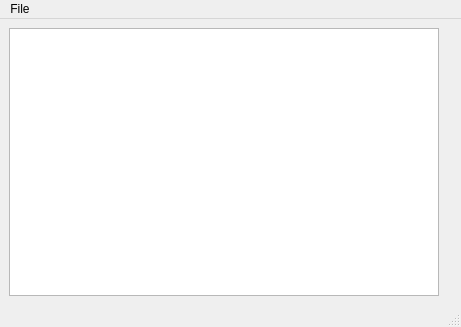
Old version of the form app/forms/mainwindow.ui in the repository Haziham/Honours_Computer_Software.
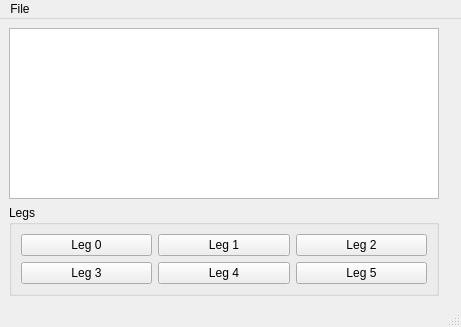
New version of the form. Custom widgets are drawn as their Qt base class.

```diff
--- a/app/forms/mainwindow.ui
+++ b/app/forms/mainwindow.ui
@@ -25,6 +25,60 @@
       </property>
      </widget>
     </item>
+    <item row="0" column="0">
+     <widget class="JointListWidget" name="jointsList"/>
+    </item>
+    <item row="1" column="0">
+     <widget class="QGroupBox" name="groupBox">
+      <property name="title">
+       <string>Legs</string>
+      </property>
+      <layout class="QGridLayout" name="gridLayout_2">
+       <item row="0" column="1">
+        <widget class="LegPushButton" name="leg1Button">
+         <property name="text">
+          <string>Leg 1</string>
+         </property>
+        </widget>
+       </item>
+       <item row="0" column="0">
+        <widget class="LegPushButton" name="leg0Button">
+         <property name="text">
+          <string>Leg 0</string>
+         </property>
+        </widget>
+       </item>
+       <item row="0" column="2">
+        <widget class="LegPushButton" name="leg2Button">
+         <property name="text">
+          <string>Leg 2</string>
+         </property>
+        </widget>
+       </item>
+       <item row="1" column="0">
+        <widget class="LegPushButton" name="leg3Button">
+         <property name="text">
+          <string>Leg 3</string>
+         </property>
+        </widget>
+       </item>
+       <item row="1" column="1">
+        <widget class="LegPushButton" name="leg4Button">
+         <property name="text">
+          <string>Leg 4</string>
+         </property>
+        </widget>
+       </item>
+       <item row="1" column="2">
+        <widget class="LegPushButton" name="leg5Button">
+         <property name="text">
+          <string>Leg 5</string>
+         </property>
+        </widget>
+       </item>
+      </layout>
+     </widget>
+    </item>
    </layout>
   </widget>
   <widget class="QMenuBar" name="menubar">
@@ -51,6 +105,11 @@
    <extends>QListWidget</extends>
    <header>jointlistwidget.h</header>
   </customwidget>
+  <customwidget>
+   <class>LegPushButton</class>
+   <extends>QPushButton</extends>
+   <header>legpushbutton.h</header>
+  </customwidget>
  </customwidgets>
  <resources/>
  <connections/>
```
Left out of the diff: 3 changed lines with no effect on the pictures.
